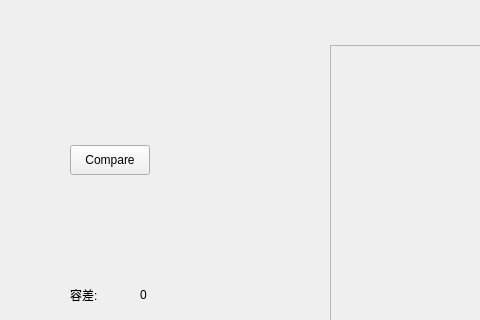
Before: the Qt Designer form mainwindow.ui in zchrissirhcz/KantuCompare, drawn with Qt 5; both pictures show x 0 to 480 and y 425 to 745 of the 1162 by 1000 pixel window.
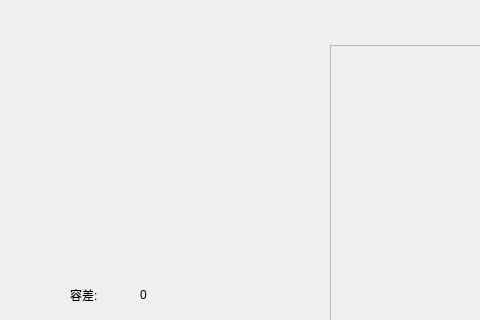
After: the same form once the commit is applied.

Commit message: automaticaly compare images when all loaded. delete redundant compare button

What changed in the file:
```diff
--- a/mainwindow.ui
+++ b/mainwindow.ui
@@ -27,19 +27,6 @@
      <string>Open</string>
     </property>
    </widget>
-   <widget class="QPushButton" name="Compare">
-    <property name="geometry">
-     <rect>
-      <x>70</x>
-      <y>570</y>
-      <width>80</width>
-      <height>30</height>
-     </rect>
-    </property>
-    <property name="text">
-     <string>Compare</string>
-    </property>
-   </widget>
    <widget class="QLabel" name="pathLeft">
     <property name="geometry">
      <rect>
```
Left out of the diff: 2 changed lines with no effect on the pictures. The commit also changes 2 other files.
